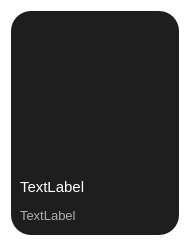
Before: the Qt Designer form showtableitem.ui in Zarkec/Melody, drawn with Qt 5.
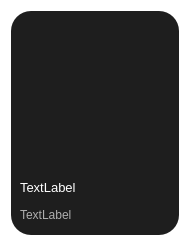
After: the same form once the commit is applied. Icons and pictures are not drawn.

The edit to the form file:
```diff
--- a/showtableitem.ui
+++ b/showtableitem.ui
@@ -59,7 +59,7 @@
            <widget class="QLabel" name="label_musicname">
             <property name="font">
              <font>
-              <pointsize>11</pointsize>
+              <pointsize>10</pointsize>
              </font>
             </property>
             <property name="text">
@@ -71,7 +71,7 @@
            <widget class="QLabel" name="label_author">
             <property name="font">
              <font>
-              <pointsize>10</pointsize>
+              <pointsize>9</pointsize>
              </font>
             </property>
             <property name="styleSheet">
```
